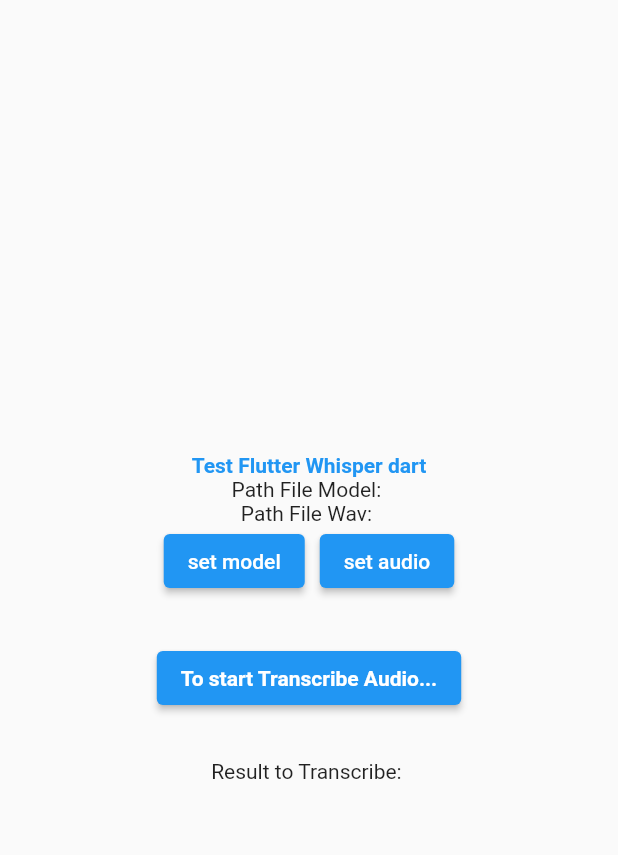
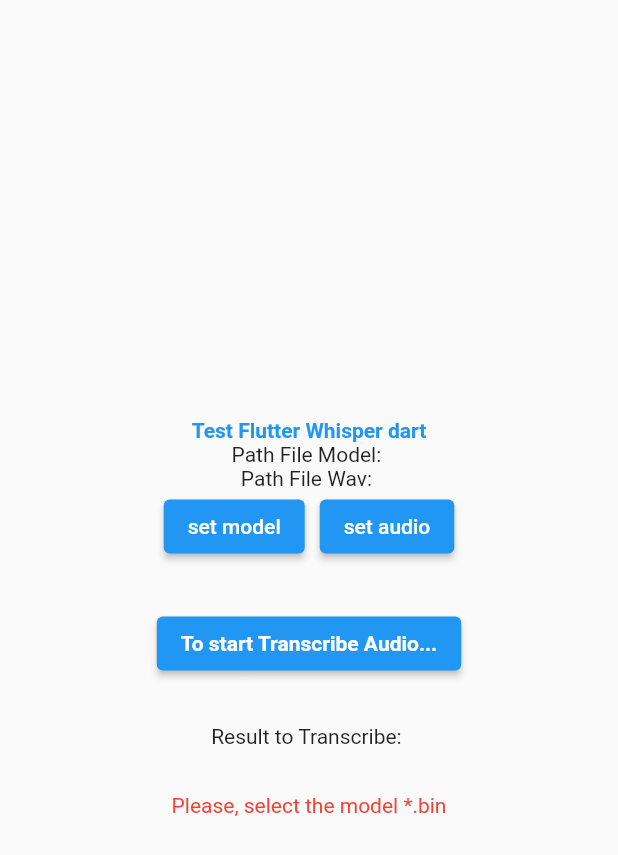
Before and after one commit to williamidt/whisper_dart_my_first_test_v2, a Flutter app: the screen it shows after launch, after a tap on "To start Transcribe Audio...", on a phone screen of 412 x 824 dp. Shown: the top 855 px of the screen. Run offline on Flutter 3.47's test engine with Material 2 defaults, Android fonts, the phone set to English and light mode, and no system bars; our stand-ins replace file_picker, get; missing offline and left inert: whisper_dart.

Commit message:
atualização do package whisper_dart para 0.0.10 incluido também de forma simples getx

```diff
--- a/lib/pages/home_page.dart
+++ b/lib/pages/home_page.dart
@@ -1,26 +1,23 @@
 import 'dart:io';
 import 'package:file_picker/file_picker.dart';
 import 'package:flutter/material.dart';
+import 'package:get/get.dart';
 import 'package:whisper_dart/whisper_dart.dart';
 
+class HomePage extends StatelessWidget {
+  /// getx
+  RxString model = ''.obs;
+  RxString wav = ''.obs;
+  RxString transcribe = ''.obs;
+  RxBool isProcessing = false.obs;
+  RxString erro = ''.obs;
 
+  /// constructor
+  HomePage({Key? key}) : super(key: key);
 
-class HomePage extends StatefulWidget {
-  @override
-  _HomePageState createState() => _HomePageState();
-}
-
-class _HomePageState extends State<HomePage> {
-
-  String model = "";
-  String wav = "";
-  String transcribe = "";
-  bool isProcessing = false;
-
-
+  /// screen logic
   @override
   Widget build(BuildContext context) {
-
     return Scaffold(
       body: Center(
         child: Column(
@@ -33,32 +30,28 @@
                 fontWeight: FontWeight.bold,
               ),
             ),
-
-            Text("Path File Model: ${model}"),
-            Text("Path File Wav: ${wav}"),
-
+            Obx(() => Text("Path File Model: ${model.value}")),
+            Obx(() => Text("Path File Wav: ${wav.value}")),
             Row(
-              mainAxisAlignment:  MainAxisAlignment.center,
+              mainAxisAlignment: MainAxisAlignment.center,
               children: [
                 // button to set model
                 ElevatedButton(
                   onPressed: () async {
-                  FilePickerResult? resul =  await FilePicker.platform.pickFiles();
+                    FilePickerResult? resul =
+                        await FilePicker.platform.pickFiles();
                     if (resul != null) {
                       File file = File(resul.files.single.path!);
                       if (file.existsSync()) {
-                      setState(() {
-                          model = file.path;
-                      });
+                        model.value = file.path;
+                        erro.value = "";
                       }
                     }
                   },
-
                   child: const Text("set model"),
                 ),
 
                 const SizedBox(width: 10),
-
 
                 // button to set wav
                 ElevatedButton(
@@ -68,9 +61,8 @@
                     if (resul != null) {
                       File file = File(resul.files.single.path!);
                       if (file.existsSync()) {
-                    setState(() {
-                      wav = file.path;
-                    });
+                        wav.value = file.path;
+                        erro.value = "";
                       }
                     }
                   },
@@ -80,11 +72,18 @@
             ),
             const SizedBox(height: 30),
             ElevatedButton(
-              onPressed: () {
-                setState(() {
-                  isProcessing = true;
-                  transcribe =  runningWhisperDart();
-                });
+              onPressed: () async {
+                if (model.value.trim().isNotEmpty &&
+                    wav.value.trim().isNotEmpty) {
+                  await runningWhisperDart();
+                } else {
+                  if (wav.value.trim().isEmpty) {
+                    erro.value = "Please, select wav file before to the running";
+                  }
+                  if (model.value.trim().isEmpty) {
+                   erro.value = "Please, select the model *.bin";
+                  }
+                }
               },
               child: const Text(
                 "To start Transcribe Audio...",
@@ -95,10 +94,17 @@
               ),
             ),
             const SizedBox(height: 30),
+            Obx(() => isProcessing.isTrue ?
+                const CircularProgressIndicator(): const Center()),
 
-            isProcessing == false
-            ? Flexible(child: Text("Result to Transcribe: ${transcribe}"))
-                : const CircularProgressIndicator(),
+            Obx(() => Text("Result to Transcribe: ${transcribe.value}")),
+
+            const SizedBox(height: 30),
+
+            Obx(() => Text(erro.value,
+                style: const TextStyle(
+                  color: Colors.red,
+                ))),
           ],
         ),
       ),
@@ -107,32 +113,31 @@
 
   /// function to whisper dart in simple mode
   runningWhisperDart() async {
+    isProcessing.value = true;
 
+    /// process lib whisper
     Whisper whisper = Whisper();
-
-    var get_version =
-    whisper.request(whisperRequest: WhisperRequest({"@type": "getVersion"}));
+    var get_version = whisper.request(
+        whisperRequest: WhisperRequest({"@type": "getVersion"}));
     print(get_version);
     try {
-      var res = whisper.request(
+      var res = await whisper.request(
         whisperRequest: WhisperRequest.fromWavFile(
-          audio: File(wav),
-          model: File(model),
+          audio: File(wav.value),
+          model: File(model.value),
           language: "en",
+
+          /// configured english transcribe en , if you need check your code in google page below
+          /// https://cloud.google.com/translate/docs/languages
         ),
       );
       print(res.toString());
-      transcribe =  res.toString();
+      isProcessing.value = false;
+      transcribe.value = res.toString();
+      erro.value = '';
     } catch (e) {
       print(e);
     }
-
-    setState(() {
-      isProcessing = false;
-    });
-
-
+    isProcessing.value = false;
   }
-
-
 }
--- a/pubspec.yaml
+++ b/pubspec.yaml
@@ -35,8 +35,9 @@
   # The following adds the Cupertino Icons font to your application.
   # Use with the CupertinoIcons class for iOS style icons.
   cupertino_icons: ^1.0.2
-  whisper_dart: ^0.0.8
+  whisper_dart: ^0.0.10
   file_picker: ^5.2.5
+  get:
 
 
 dev_dependencies:
```
Also changed, not shown: pubspec.lock. Lines whose indentation alone changed are shown as unchanged.
